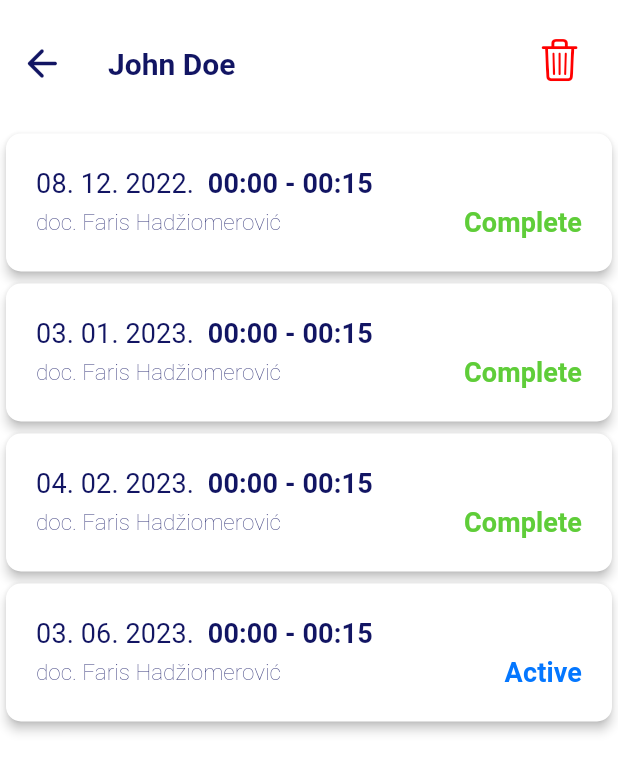
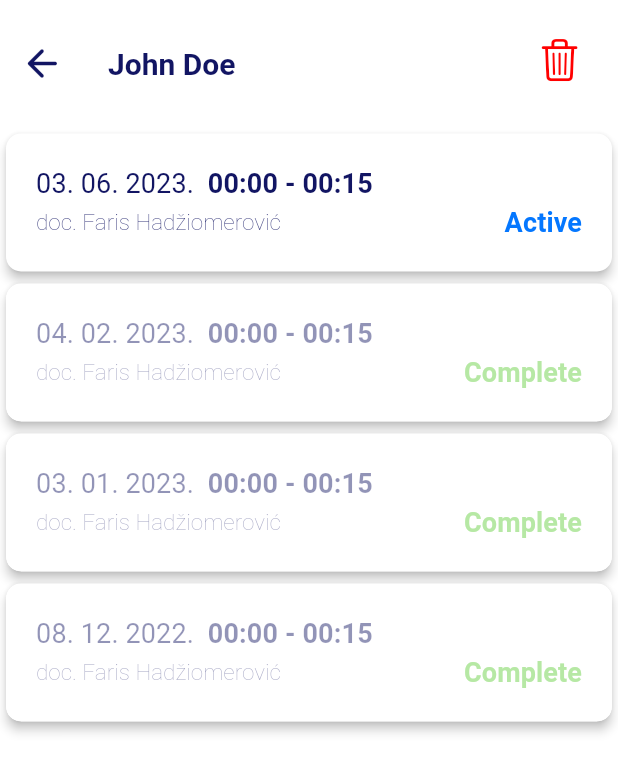
Before and after one commit to Faris-Hadziomerovic/flutter-health-appointment-app, a Flutter app: the screen it shows after launch, after a tap on an icon or button, on a phone screen of 412 x 824 dp. Shown: the top 772 px of the screen. Run offline on Flutter 3.47's test engine with Material 2 defaults, Android fonts, the phone set to English and light mode, and no system bars; our stand-ins replace qr_flutter; network calls fail.

Commit message:
Added disabled effect with new color, sorted properly.

```diff
--- a/lib/screens/appointments_overview_screen.dart
+++ b/lib/screens/appointments_overview_screen.dart
@@ -14,10 +14,11 @@ class AppointmentsOverviewScreen extends StatelessWidget {
   @override
   Widget build(BuildContext context) {
     final patient = ModalRoute.of(context)?.settings.arguments as Patient;
+
     final appointments = context.read<Appointments>().getAppointmentsByDoctorAndPatientId(
           doctorId: patient.doctorId,
           patientId: patient.id,
-        );
+        )..sort(((a, b) => b.dateTime.compareTo(a.dateTime)));
 
     return Scaffold(
       appBar: AppBar(
--- a/lib/theme/app_colors.dart
+++ b/lib/theme/app_colors.dart
@@ -28,6 +28,10 @@ class AppColors {
 
   /// The icon color
   static const iconColor = Color(0xFF484CBC);
+
+  /// The translucent overlay for disabled widgets.
+  /// To be used alongside a Stack widget to display over the disabled one.
+  static const disabledOverlayColor = Colors.white54;
 
   /// The color of translucent overlays.
   /// To be used with snackBar and toast widgets as their background.
--- a/lib/theme/app_theme.dart
+++ b/lib/theme/app_theme.dart
@@ -31,6 +31,7 @@ class AppTheme {
             fontWeight: FontWeight.w200,
           ),
         ),
+        disabledColor: AppColors.disabledOverlayColor,
         scaffoldBackgroundColor: AppColors.colorScheme.background,
         appBarTheme: AppBarTheme(
           color: AppColors.colorScheme.background,
--- a/lib/widgets/appointments-overview/appointment_card.dart
+++ b/lib/widgets/appointments-overview/appointment_card.dart
@@ -23,6 +23,8 @@ class AppointmentCard extends StatelessWidget {
   };
 
   const AppointmentCard({super.key, required this.appointment});
+
+  bool get isActive => appointment.status == AppointmentStatus.active;
 
   String getStatusLabel(AppointmentStatus? appointmentStatus) {
     switch (appointmentStatus) {
@@ -59,9 +61,11 @@ class AppointmentCard extends StatelessWidget {
 
     return Card(
       clipBehavior: Clip.hardEdge,
-      child: ListTile(
+      child: Stack(
+        children: [
+          ListTile(
             onTap: () => navigateToAppointmentDetails(context),
-        enabled: true,
+            enabled: isActive,
             contentPadding: const EdgeInsets.symmetric(
               vertical: 10,
               horizontal: 20,
@@ -89,6 +93,18 @@ class AppointmentCard extends StatelessWidget {
               ),
             ),
           ),
+          if (!isActive)
+            Positioned(
+              top: 0,
+              bottom: 0,
+              left: 0,
+              right: 0,
+              child: Container(
+                color: Theme.of(context).disabledColor,
+              ),
+            ),
+        ],
+      ),
     );
   }
 }
```
Lines whose indentation alone changed are shown as unchanged.
